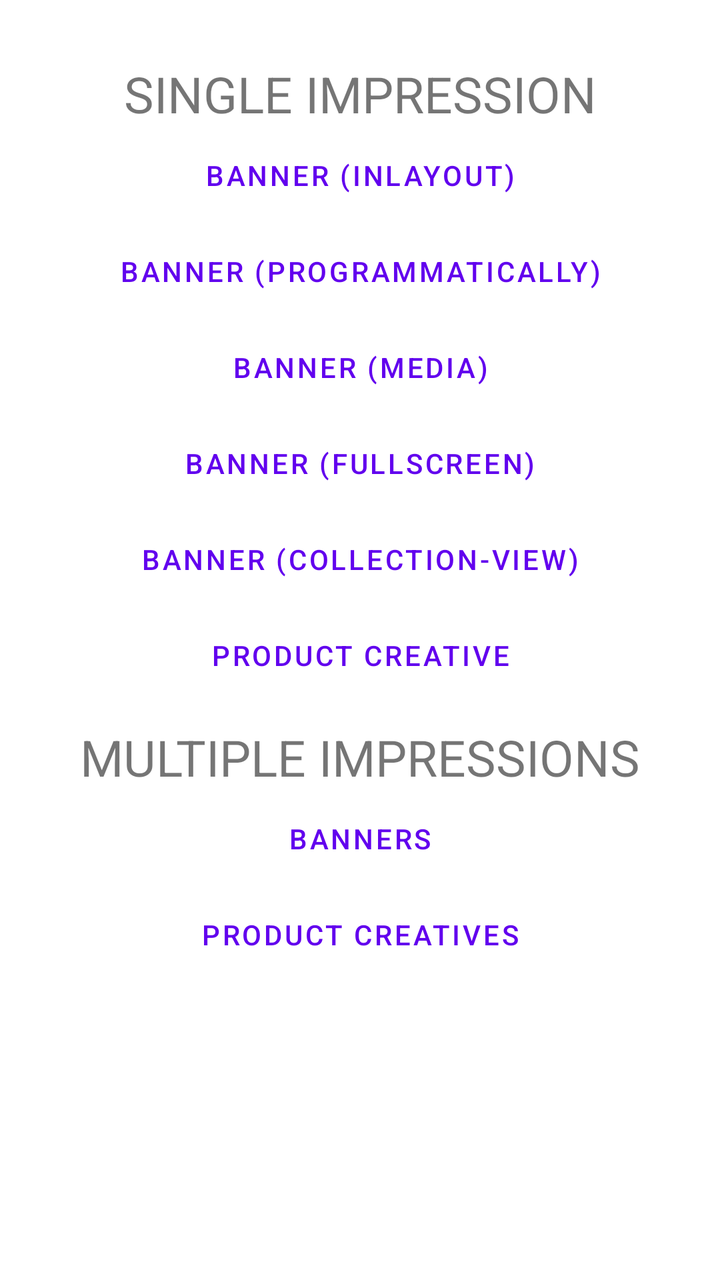
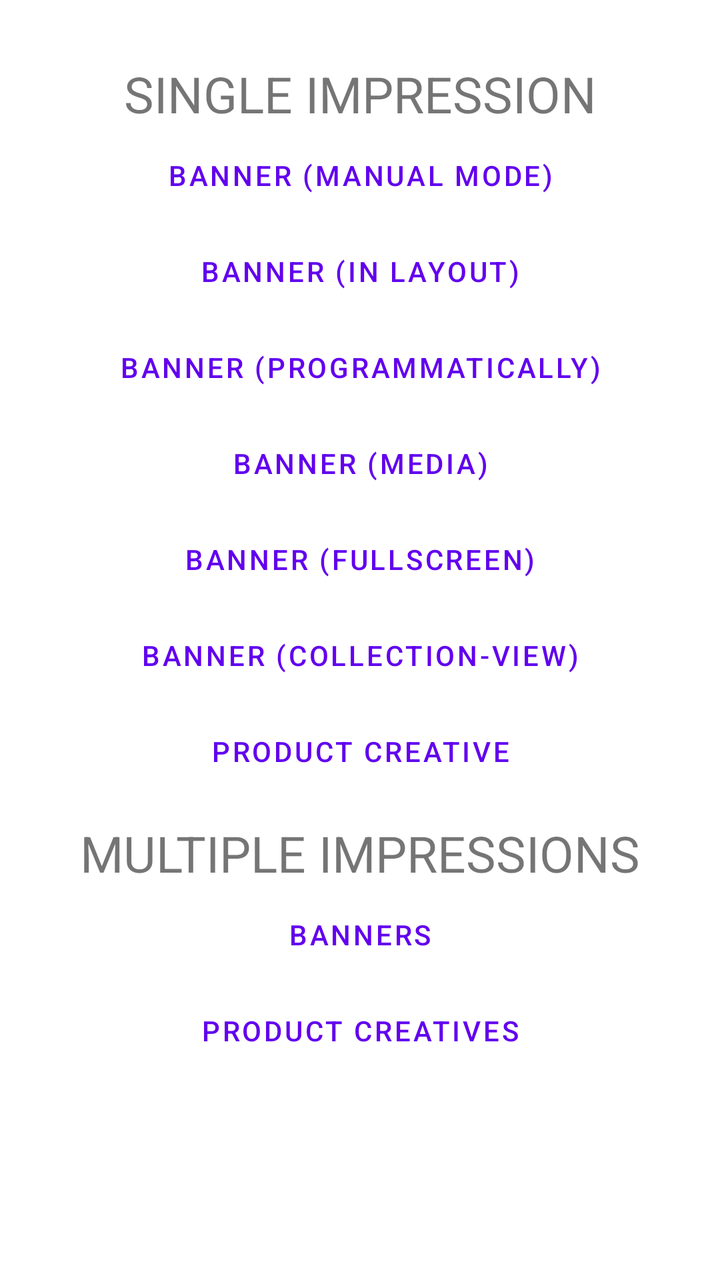

An Android layout rendered at two revisions. The XML below is the earlier revision; the diff shows what the commit changed to produce the second picture.
<!-- AndroidManifest.xml: application theme Theme.TestApplication -->
<!-- res/layout/activity_main.xml -->
<?xml version="1.0" encoding="utf-8"?>
<ScrollView xmlns:android="http://schemas.android.com/apk/res/android"
    xmlns:app="http://schemas.android.com/apk/res-auto"
    android:layout_width="match_parent"
    android:layout_height="match_parent"
    android:paddingVertical="20dp"
    android:fadeScrollbars="false">

    <androidx.constraintlayout.widget.ConstraintLayout
        android:layout_width="match_parent"
        android:layout_height="wrap_content">

        <TextView
            android:id="@+id/singleImpressionLabel"
            android:layout_width="wrap_content"
            android:layout_height="wrap_content"
            app:layout_constraintEnd_toEndOf="parent"
            app:layout_constraintStart_toStartOf="parent"
            app:layout_constraintTop_toTopOf="parent"
            android:layout_margin="10dp"
            android:text="@string/single_impression"
            android:textAllCaps="true"
            android:textSize="25sp" />

        <Button
            android:id="@+id/bannerInLayoutButton"
            style="?android:attr/buttonBarButtonStyle"
            android:layout_width="wrap_content"
            android:layout_height="wrap_content"
            android:text="@string/banner_inlayout"
            app:layout_constraintEnd_toEndOf="parent"
            app:layout_constraintStart_toStartOf="parent"
            app:layout_constraintTop_toBottomOf="@id/singleImpressionLabel" />

        <Button
            android:id="@+id/bannerProgrammaticallyButton"
            style="?android:attr/buttonBarButtonStyle"
            android:layout_width="wrap_content"
            android:layout_height="wrap_content"
            android:text="@string/banner_programmatically"
            app:layout_constraintEnd_toEndOf="parent"
            app:layout_constraintStart_toStartOf="parent"
            app:layout_constraintTop_toBottomOf="@id/bannerInLayoutButton" />

        <Button
            android:id="@+id/bannerMediaButton"
            style="?android:attr/buttonBarButtonStyle"
            android:layout_width="wrap_content"
            android:layout_height="wrap_content"
            android:text="@string/banner_media"
            app:layout_constraintEnd_toEndOf="parent"
            app:layout_constraintStart_toStartOf="parent"
            app:layout_constraintTop_toBottomOf="@id/bannerProgrammaticallyButton" />

        <Button
            android:id="@+id/bannerFullscreenButton"
            style="?android:attr/buttonBarButtonStyle"
            android:layout_width="wrap_content"
            android:layout_height="wrap_content"
            android:text="@string/banner_fullscreen"
            app:layout_constraintEnd_toEndOf="parent"
            app:layout_constraintStart_toStartOf="parent"
            app:layout_constraintTop_toBottomOf="@id/bannerMediaButton" />

        <Button
            android:id="@+id/bannerCollectionViewButton"
            style="?android:attr/buttonBarButtonStyle"
            android:layout_width="wrap_content"
            android:layout_height="wrap_content"
            android:text="@string/banner_collection_view"
            app:layout_constraintEnd_toEndOf="parent"
            app:layout_constraintStart_toStartOf="parent"
            app:layout_constraintTop_toBottomOf="@id/bannerFullscreenButton" />

        <Button
            android:id="@+id/productCreativeButton"
            style="?android:attr/buttonBarButtonStyle"
            android:layout_width="wrap_content"
            android:layout_height="wrap_content"
            android:text="@string/product_creative"
            app:layout_constraintEnd_toEndOf="parent"
            app:layout_constraintStart_toStartOf="parent"
            app:layout_constraintTop_toBottomOf="@+id/bannerCollectionViewButton" />

        <TextView
            android:id="@+id/multipleImpressionsLabel"
            android:layout_width="wrap_content"
            android:layout_height="wrap_content"
            app:layout_constraintEnd_toEndOf="parent"
            app:layout_constraintStart_toStartOf="parent"
            app:layout_constraintTop_toBottomOf="@id/productCreativeButton"
            android:layout_margin="10dp"
            android:text="@string/multiple_impressions"
            android:textAllCaps="true"
            android:textSize="25sp" />

        <Button
            android:id="@+id/bannersButton"
            style="?android:attr/buttonBarButtonStyle"
            android:layout_width="wrap_content"
            android:layout_height="wrap_content"
            android:text="@string/banners"
            app:layout_constraintEnd_toEndOf="parent"
            app:layout_constraintStart_toStartOf="parent"
            app:layout_constraintTop_toBottomOf="@+id/multipleImpressionsLabel" />

        <Button
            android:id="@+id/productCreativesButton"
            style="?android:attr/buttonBarButtonStyle"
            android:layout_width="wrap_content"
            android:layout_height="wrap_content"
            android:text="@string/product_creatives"
            app:layout_constraintEnd_toEndOf="parent"
            app:layout_constraintStart_toStartOf="parent"
            app:layout_constraintTop_toBottomOf="@+id/bannersButton" />

    </androidx.constraintlayout.widget.ConstraintLayout>

</ScrollView>
<!-- resources referenced by this layout -->
<resources>
  <string name="banner_collection_view">Banner (collection-view)</string>
  <string name="banner_fullscreen">Banner (fullscreen)</string>
  <string name="banner_inlayout">Banner (inlayout)</string>
  <string name="banner_media">Banner (media)</string>
  <string name="banner_programmatically">Banner (programmatically)</string>
  <string name="banners">Banners</string>
  <string name="multiple_impressions">Multiple impressions</string>
  <string name="product_creative">Product creative</string>
  <string name="product_creatives">Product Creatives</string>
  <string name="single_impression">Single impression</string>
  <style name="Theme.TestApplication" parent="Theme.MaterialComponents.DayNight.DarkActionBar">
          
          <item name="colorPrimary">@color/purple_500</item>
          <item name="colorPrimaryVariant">@color/purple_700</item>
          <item name="colorOnPrimary">@color/white</item>
          
          <item name="colorSecondary">@color/teal_200</item>
          <item name="colorSecondaryVariant">@color/teal_700</item>
          <item name="colorOnSecondary">@color/black</item>
          
          <item name="android:statusBarColor" tools:targetApi="l">?attr/colorPrimaryVariant</item>
          
      </style>
  <color name="purple_500">#FF6200EE</color>
  <color name="purple_700">#FF3700B3</color>
  <color name="white">#FFFFFFFF</color>
  <color name="teal_200">#FF03DAC5</color>
  <color name="teal_700">#FF018786</color>
  <color name="black">#FF000000</color>
</resources>

<!-- the commit's change to res/layout/activity_main.xml (unified diff, before → after) -->
@@ -23,6 +23,16 @@
             android:textSize="25sp" />
 
         <Button
+                android:id="@+id/bannerManualButton"
+                style="?android:attr/buttonBarButtonStyle"
+                android:layout_width="wrap_content"
+                android:layout_height="wrap_content"
+                android:text="@string/banner_manual"
+                app:layout_constraintEnd_toEndOf="parent"
+                app:layout_constraintStart_toStartOf="parent"
+                app:layout_constraintTop_toBottomOf="@id/singleImpressionLabel" />
+
+        <Button
             android:id="@+id/bannerInLayoutButton"
             style="?android:attr/buttonBarButtonStyle"
             android:layout_width="wrap_content"
@@ -30,7 +40,7 @@
             android:text="@string/banner_inlayout"
             app:layout_constraintEnd_toEndOf="parent"
             app:layout_constraintStart_toStartOf="parent"
-            app:layout_constraintTop_toBottomOf="@id/singleImpressionLabel" />
+            app:layout_constraintTop_toBottomOf="@id/bannerManualButton" />
 
         <Button
             android:id="@+id/bannerProgrammaticallyButton"
<!-- resource entries referenced after the edit -->
@@ -2,7 +2,8 @@
 <resources>
   <string name="banner_collection_view">Banner (collection-view)</string>
   <string name="banner_fullscreen">Banner (fullscreen)</string>
-  <string name="banner_inlayout">Banner (inlayout)</string>
+  <string name="banner_inlayout">Banner (in layout)</string>
+  <string name="banner_manual">Banner (manual mode)</string>
   <string name="banner_media">Banner (media)</string>
   <string name="banner_programmatically">Banner (programmatically)</string>
   <string name="banners">Banners</string>
